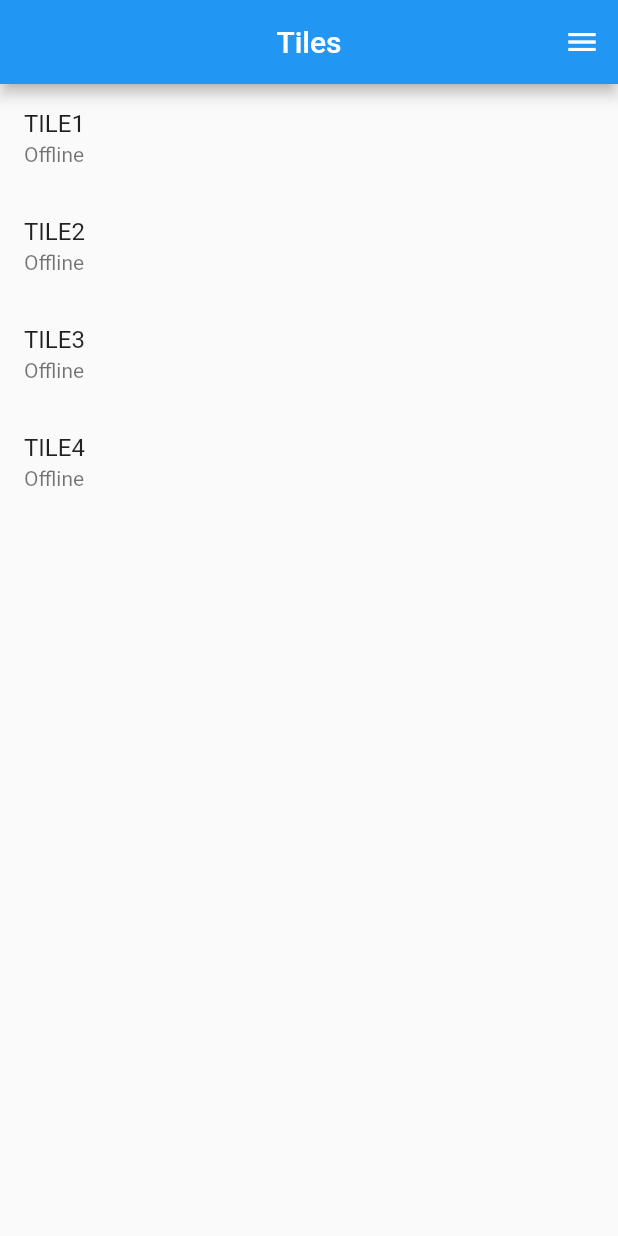
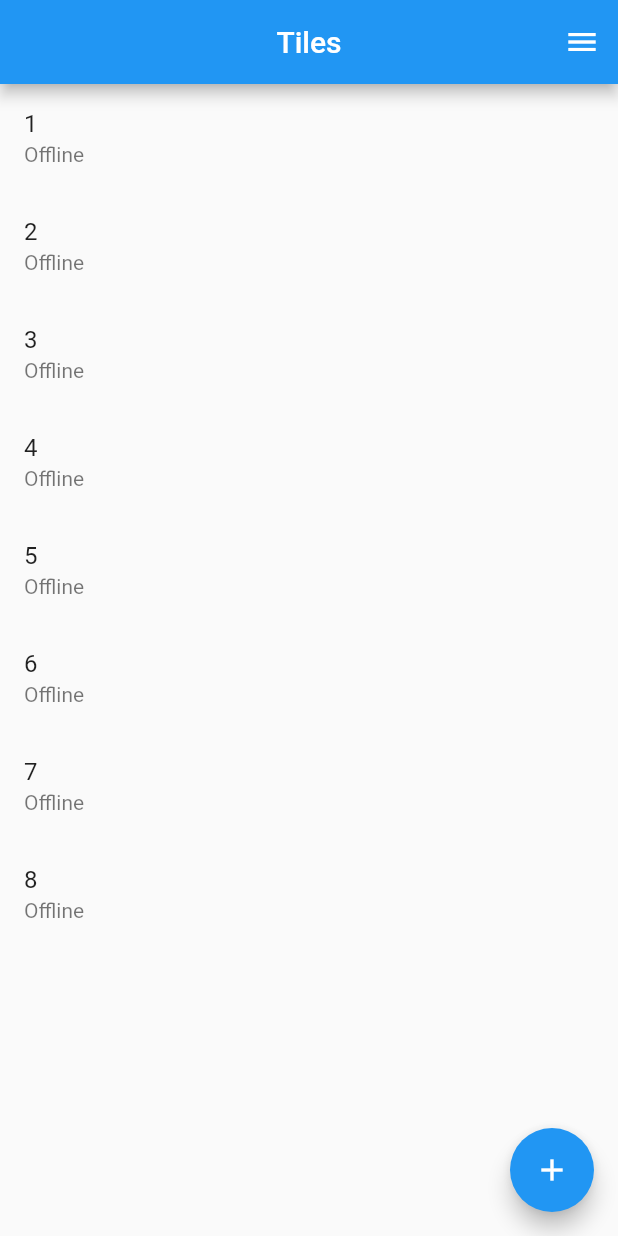
Before and after one commit to vives-project-xp/MusicLightTiles, a Flutter app: the screen it shows after launch, on a phone screen of 412 x 824 dp. Run offline on Flutter 3.47's test engine with Material 2 defaults, Android fonts, the phone set to English and light mode, and no system bars; our stand-ins replace go_router.

Commit message:
#38 Split files and added provider
- Moved content to individual files (models, views & controllers)
- Implemented state management

```diff
--- a/command/lib/main.dart
+++ b/command/lib/main.dart
@@ -2,42 +2,52 @@
 import 'package:go_router/go_router.dart';
 import 'package:provider/provider.dart';
 
-void main() {
-  runApp(
-    MultiProvider(
-      providers: [
-
-      ],
-      child: const MyApp()
-    ),
-  );
-}
-
-final List<Tile> tiles = [
-  const Tile('TILE1', false),
-  const Tile('TILE2', false),
-  const Tile('TILE3', false),
-  const Tile('TILE4', false),
-];
+import 'models/tile_model.dart';
+import 'views/home.dart';
+import 'views/notfound.dart';
+import 'views/settings.dart';
+import 'views/tile.dart';
 
 final GoRouter _router = GoRouter(
+  initialLocation: '/',
   routes: [
     GoRoute(
       path: '/',
+      name: 'home',
       builder: (context, state) => const HomePage(),
     ),
     GoRoute(
       path: '/settings',
+      name: 'settings',
       builder: (context, state) => const SettingsPage(),
     ),
-    // Create a route for each tile in the list (e.g. /tile1 /tile2 /tile3 /tile4)
-    for (final tile in tiles)
-      GoRoute(
-        path: '/${tile.name.toLowerCase()}',
-        builder: (context, state) => const TilePage(),
-      ),
+    GoRoute(
+      path: '/tile/:name',
+      name: 'tile',
+      builder: (context, state) {
+        final String? name = state.pathParameters['name'];
+        // Look if the tile exists in the model
+        final TileModel tileModel = Provider.of<TileModel>(context, listen: false);
+        final bool tileExists = tileModel.tiles.any((tile) => tile.deviceName == name?.toUpperCase());
+        // If the tile exists, return the tile page, otherwise return the not found page
+        if (name != null && tileExists) {
+          return TilePage(tile: tileModel.tiles.firstWhere((tile) => tile.deviceName == name.toUpperCase()));
+        } else {
+          return const NotFoundPage();
+        }
+      },
+    )
   ],
+  // TODO: Add error page
 );
+
+void main() {
+  runApp(
+    MultiProvider(providers: [
+      ChangeNotifierProvider(create: (_) => TileModel()),
+    ], child: const MyApp()),
+  );
+}
 
 class MyApp extends StatelessWidget {
   const MyApp({super.key});
@@ -52,106 +62,3 @@
     );
   }
 }
-
-class HomePage extends StatelessWidget {
-  const HomePage({super.key});
-
-  @override
-  Widget build(BuildContext context) {
-    return Scaffold(
-        appBar: AppBar(
-          backgroundColor: Theme.of(context).colorScheme.primary,
-          foregroundColor: Theme.of(context).colorScheme.onPrimary,
-          title: const Text('Tiles'),
-          centerTitle: true,
-          actions: [
-            IconButton(
-              icon: const Icon(Icons.menu),
-              tooltip: 'Settings',
-              onPressed: () => context.go("/settings"), // Go to settings screen
-            )
-          ],
-          automaticallyImplyLeading: false,
-        ),
-        body:
-          // Create a list of tiles
-          tiles.isNotEmpty ?
-            ListView.builder(
-              itemCount: tiles.length,
-              itemBuilder: (context, index) {
-                final Tile tile = tiles[index];
-                return ListTile(
-                  title: Text(tile.name),
-                  subtitle: Text(tile.online ? 'Online' : 'Offline'),
-                  onTap: () => context.go('/${tile.name.toLowerCase()}'),
-                );
-              },
-            )
-          :
-            const Center(
-              child: Center(
-                child: Text('There are no tiles yet.'),
-              ),
-            )
-      );
-  }
-}
-
-class SettingsPage extends StatelessWidget {
-  const SettingsPage({super.key});
-
-  @override
-  Widget build(BuildContext context) {
-    return Scaffold(
-        appBar: AppBar(
-          backgroundColor: Theme.of(context).colorScheme.primary,
-          foregroundColor: Theme.of(context).colorScheme.onPrimary,
-          leading: IconButton(
-            icon: const Icon(Icons.arrow_back),
-            tooltip: 'Home',
-            onPressed: () => context.go("/"), // Go back to home screen
-          ),
-          title: const Text('Settings'),
-          centerTitle: true,
-          automaticallyImplyLeading: false,
-        ),
-        body: const Center(
-          child: Center(
-            child: Text('Settings'),
-          ),
-        ));
-  }
-}
-
-class TilePage extends StatelessWidget {
-  const TilePage({super.key});
-
-  @override
-  Widget build(BuildContext context) {
-    return Scaffold(
-        appBar: AppBar(
-          backgroundColor: Theme.of(context).colorScheme.primary,
-          foregroundColor: Theme.of(context).colorScheme.onPrimary,
-          leading: IconButton(
-            icon: const Icon(Icons.arrow_back),
-            tooltip: 'Home',
-            onPressed: () => context.go("/"), // Go back to home screen
-          ),
-          title: const Text('Tile'),
-          centerTitle: true,
-          automaticallyImplyLeading: false,
-        ),
-        body: const Center(
-          child: Center(
-            child: Text('Tile'),
-          ),
-        ));
-  }
-}
-
-class Tile {
-  final String name;
-  final bool online;
-  // Define constructor
-  const Tile(this.name, this.online);
-}
--- /dev/null
+++ b/command/lib/models/tile_model.dart
@@ -0,0 +1,73 @@
+import 'package:flutter/material.dart';
+
+class Pixel {
+  int red = 0;
+  int green = 0;
+  int blue = 0;
+  int white = 0;
+
+  // Default constructor
+  Pixel();
+  // Constructor from RGBW values
+  Pixel.fromrgbw(this.red, this.green, this.blue, this.white);
+  // Constructor from dictionary (JSON)
+  factory Pixel.fromJson(Map<String, dynamic> json) {
+    return Pixel()
+      ..red = json['r']
+      ..green = json['g']
+      ..blue = json['b']
+      ..white = json['w'];
+  }
+
+  // Function to convert Pixel object to dictionary
+  Map<String, dynamic> toJson() => {
+        'r': red,
+        'g': green,
+        'b': blue,
+        'w': white,
+      };
+}
+
+class Tile {
+  final String deviceName;
+  bool online = false;
+  String firmwareVersion = "";
+  String hardwareVersion = "";
+  bool pinging = false;
+  int uptime = 0;
+  List<String> sounds = [];
+  int audioState = 0;
+  bool audioLooping = false;
+  String audioSound = "";
+  int audioVolume = 0;
+  int brightness = 0;
+  List<Pixel> pixels = [];
+  bool detected = false;
+
+  // Constructor
+  Tile(this.deviceName);
+}
+
+class TileModel extends ChangeNotifier {
+  final List<Tile> _tiles = [
+    Tile('1'),
+    Tile('2'),
+    Tile('3'),
+    Tile('4'),
+    Tile('5'),
+    Tile('6'),
+    Tile('7'),
+    Tile('8'),
+  ];
+  List<Tile> get tiles => _tiles;
+
+  void addTile(Tile tile) {
+    _tiles.add(tile);
+    notifyListeners();
+  }
+
+  void removeTile(Tile tile) {
+    _tiles.remove(tile);
+    notifyListeners();
+  }
+}
--- a/command/lib/views/home.dart
+++ b/command/lib/views/home.dart
@@ -0,0 +1,60 @@
+import 'package:flutter/material.dart';
+import 'package:go_router/go_router.dart';
+import 'package:provider/provider.dart';
+
+import '../models/tile_model.dart';
+
+class HomePage extends StatelessWidget {
+  const HomePage({super.key});
+
+  @override
+  Widget build(BuildContext context) {
+    return Consumer<TileModel>(
+      builder: (context, tileModel, child) {
+        return Scaffold(
+          appBar: AppBar(
+            backgroundColor: Theme.of(context).colorScheme.primary,
+            foregroundColor: Theme.of(context).colorScheme.onPrimary,
+            title: const Text('Tiles'),
+            centerTitle: true,
+            actions: [
+              IconButton(
+                icon: const Icon(Icons.menu),
+                tooltip: 'Settings',
+                onPressed: () => context.go("/settings"), // Go to settings screen
+              )
+            ],
+            automaticallyImplyLeading: false,
+          ),
+          body:
+            // Create a list of tiles
+            tileModel.tiles.isNotEmpty
+              ? ListView.builder(
+                itemCount: tileModel.tiles.length,
+                itemBuilder: (context, index) {
+                  final Tile tile = tileModel.tiles[index];
+                  return ListTile(
+                    title: Text(tile.deviceName),
+                    subtitle: Text(tile.online ? 'Online' : 'Offline'),
+                    onTap: () => context.go('/tile/${tile.deviceName.toLowerCase()}'),
+                  );
+                },
+              )
+              : const Center(
+                child: Center(
+                  child: Text('There are no tiles yet.'),
+                ),
+              ),
+          floatingActionButton: FloatingActionButton(
+            onPressed: () {
+              // Add a new tile
+              tileModel.addTile(Tile('0'));
+            },
+            tooltip: 'Add Tile',
+            child: const Icon(Icons.add),
+          ),
+        );
+      }
+    );
+  }
+}
```
Also changed, not shown: command/lib/views/notfound.dart (added, +29 -0 lines), command/lib/views/settings.dart (added, +28 -0 lines), command/lib/views/tile.dart (+131 -0 lines), command/lib/views/setting.dart (deleted).
